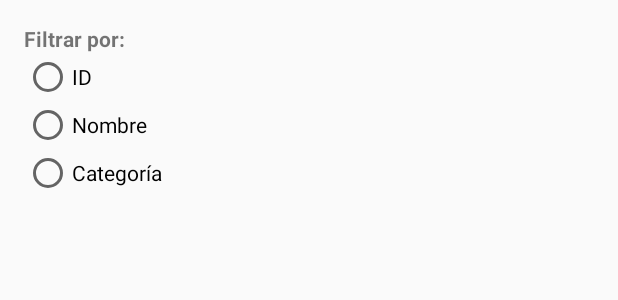
After one commit to andresmtatseo/DonAlonsoPOS, an Android app: the layout dialog_filtros_productos.xml on its own in the app's theme, with its tools: preview values and no code run, on a phone screen of 412 x 824 dp. The commit adds this screen. Shown: the top 300 px of the screen. Run offline under Robolectric (Android 15) with nearby library versions, the phone set to English and light mode, and no system bars.

Commit message:
Mejoras en el search View de ProductosFragment

```diff
--- /dev/null
+++ b/app/src/main/res/drawable/icono_filtro.xml
@@ -0,0 +1,5 @@
+<vector xmlns:android="http://schemas.android.com/apk/res/android" android:height="24dp" android:tint="#000000" android:viewportHeight="24" android:viewportWidth="24" android:width="24dp">
+
+    <path android:fillColor="@android:color/white" android:pathData="M4.25,5.66c0.1,0.13 5.74,7.33 5.74,7.33V19c0,0.55 0.45,1 1.01,1h2.01c0.55,0 1.01,-0.45 1.01,-1v-6.02s5.49,-7.02 5.75,-7.34C20.03,5.32 20,5 20,5c0,-0.55 -0.45,-1 -1.01,-1H5.01C4.4,4 4,4.48 4,5c0,0.2 0.06,0.44 0.25,0.66z"/>
+
+</vector>
--- /dev/null
+++ b/app/src/main/res/layout/dialog_filtros_productos.xml
@@ -0,0 +1,46 @@
+<?xml version="1.0" encoding="utf-8"?>
+<LinearLayout xmlns:android="http://schemas.android.com/apk/res/android"
+    android:layout_width="match_parent"
+    android:layout_height="wrap_content"
+    android:orientation="vertical"
+    android:padding="16dp">
+
+    <TextView
+        android:layout_width="wrap_content"
+        android:layout_height="wrap_content"
+        android:text="Filtrar por:"
+        android:textStyle="bold" />
+
+    <RadioGroup
+        android:id="@+id/radioGroupFiltros"
+        android:layout_width="match_parent"
+        android:layout_height="wrap_content">
+
+        <RadioButton
+            android:id="@+id/rbFiltrarPorId"
+            android:layout_width="wrap_content"
+            android:layout_height="wrap_content"
+            android:text="ID" />
+
+        <RadioButton
+            android:id="@+id/rbFiltrarPorNombre"
+            android:layout_width="wrap_content"
+            android:layout_height="wrap_content"
+            android:text="Nombre" />
+
+        <RadioButton
+            android:id="@+id/rbFiltrarPorCategoria"
+            android:layout_width="wrap_content"
+            android:layout_height="wrap_content"
+            android:text="Categoría" />
+
+    </RadioGroup>
+
+    <!-- Spinner para las categorías, oculto por defecto -->
+    <Spinner
+        android:id="@+id/spinnerCategorias"
+        android:layout_width="match_parent"
+        android:layout_height="wrap_content"
+        android:visibility="gone" />
+
+</LinearLayout>
```
Also changed, not shown: app/src/main/java/com/example/donalonsopos/data/entities/Categoria.java (added, +40 -0 lines), app/src/main/java/com/example/donalonsopos/ui/productos/ProductosFragment.java (+108 -22 lines), app/src/main/res/layout/fragment_productos.xml (+21 -4 lines).
